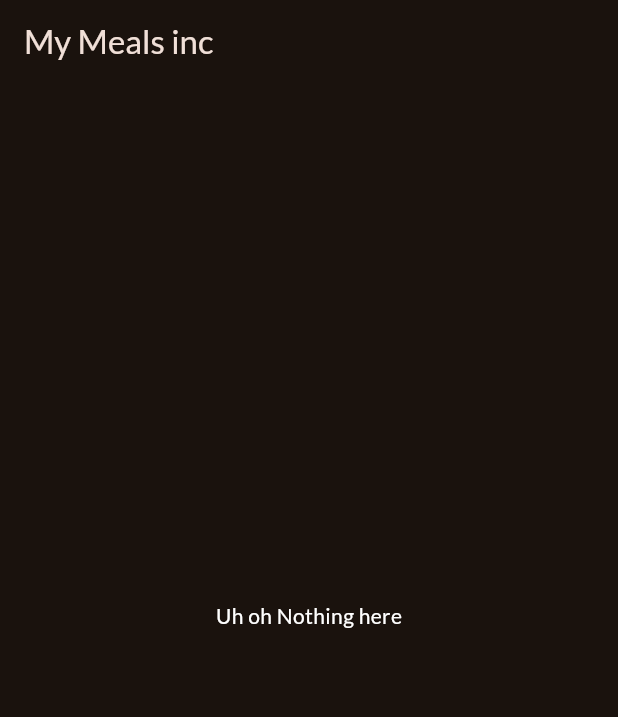
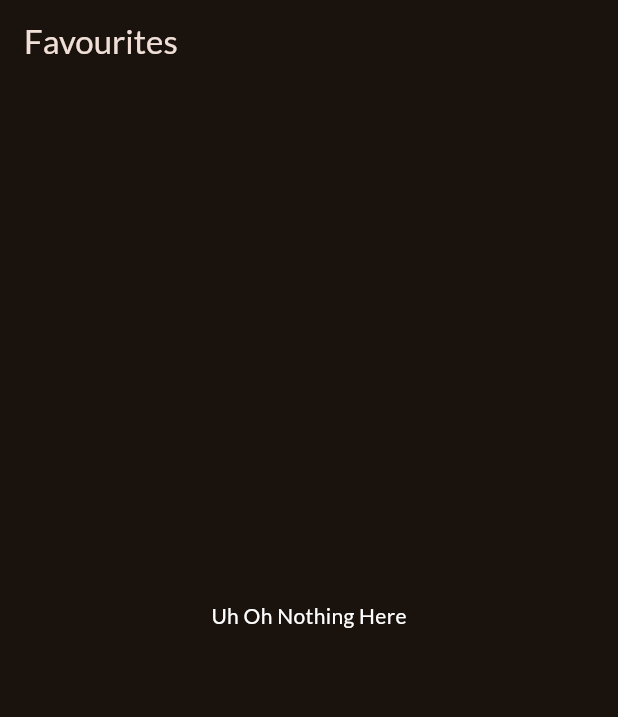
Before and after one commit to adebola-duf/my_meals_app, a Flutter app: the screen it shows after launch, item 2 of the bottom bar chosen, on a phone screen of 412 x 824 dp. Shown: the top 717 px of the screen. Run offline on Flutter 3.47's test engine with Material 3 defaults, Android fonts, the phone set to English and light mode, and no system bars; our stand-ins replace google_fonts, transparent_image.

Commit message:
Created the screens associated with meals and implemented the favouriting feature.

```diff
--- a/lib/main.dart
+++ b/lib/main.dart
@@ -12,9 +12,19 @@ final kTheme = ThemeData(
 );
 void main() {
   runApp(
-     MaterialApp(
+    const MyMealsApp(),
+  );
+}
+
+class MyMealsApp extends StatelessWidget {
+  const MyMealsApp({super.key});
+
+  @override
+  Widget build(BuildContext context) {
+    return MaterialApp(
+      debugShowCheckedModeBanner: false,
       theme: kTheme,
       home: const TabScreen(),
-    ),
-  );
+    );
+  }
 }
--- a/lib/screens/favourites_screen.dart
+++ b/lib/screens/favourites_screen.dart
@@ -1,17 +1,32 @@
 import 'package:flutter/material.dart';
+import 'package:my_meals_app/models/meal.dart';
+import 'package:my_meals_app/widgets/meal_item.dart';
 
 class FavouritesScreen extends StatelessWidget {
-  const FavouritesScreen({super.key});
+  const FavouritesScreen({
+    super.key,
+    required this.favouriteMeals,
+    required this.addOrRemoveAMealToFavourites,
+  });
+
+  final List<Meal> favouriteMeals;
+  final void Function(Meal meal) addOrRemoveAMealToFavourites;
 
   @override
   Widget build(BuildContext context) {
-    return const Center(
-      child: Text(
-        "Uh oh Nothing here",
-        style: TextStyle(
-          color: Color(0xFFFFFFFF),
-        ),
-      ),
-    );
+    return favouriteMeals.isNotEmpty
+        ? ListView.builder(
+            itemCount: favouriteMeals.length,
+            itemBuilder: (ctx, index) => MealItem(
+              meal: favouriteMeals[index],
+              addOrRemoveAMealToFavourites: addOrRemoveAMealToFavourites,
+              favouriteMeals: favouriteMeals,
+            ),
+          )
+        : const Center(
+            child: Text(
+            "Uh Oh Nothing Here",
+            style: TextStyle(color: Colors.white),
+          ));
   }
 }
--- a/lib/screens/tab_screen.dart
+++ b/lib/screens/tab_screen.dart
@@ -1,6 +1,7 @@
 import 'package:flutter/material.dart';
 import 'package:my_meals_app/screens/favourites_screen.dart';
 import 'package:my_meals_app/widgets/categories_grid.dart';
+import 'package:my_meals_app/models/meal.dart';
 
 class TabScreen extends StatefulWidget {
   const TabScreen({super.key});
@@ -12,27 +13,65 @@ class TabScreen extends StatefulWidget {
 class _TabScreenState extends State<TabScreen> {
   int _selectedPageIndex = 0;
 
-  Widget _activePageContent = const CategoriesGrid();
+  String _activePageTitle = "Categories";
+
+  final List<Meal> _favouriteMeals = [];
 
   void _changePage(int index) {
     setState(() {
       _selectedPageIndex = index;
       if (_selectedPageIndex == 0) {
-        _activePageContent = const CategoriesGrid();
+        _activePageTitle = "Categories";
         return;
       }
 
-      _activePageContent = const FavouritesScreen();
+      _activePageTitle = "Favourites";
+    });
+  }
+
+  void _addOrRemoveAMealToFavourites(Meal meal) {
+    ScaffoldMessenger.of(context).clearSnackBars();
+    // to make sure when we unfavourite any meal from the favourites screen, the favourites screen is built again
+    // with the correct favouriteMeals list
+    setState(() {
+      if (_favouriteMeals.contains(meal)) {
+        _favouriteMeals.remove(meal);
+        ScaffoldMessenger.of(context).showSnackBar(
+          SnackBar(
+            content: Text("You have unfavourited ${meal.title}."),
+            duration: const Duration(seconds: 2),
+          ),
+        );
+        return;
+      }
+
+      _favouriteMeals.add(meal);
+      ScaffoldMessenger.of(context).showSnackBar(
+        SnackBar(
+          content: Text("${meal.title} is now a favourite."),
+          duration: const Duration(seconds: 2),
+        ),
+      );
     });
   }
 
   @override
   Widget build(BuildContext context) {
+    Widget activePageContent = _selectedPageIndex == 0
+        ? CategoriesGrid(
+            addOrRemoveAMealToFavourites: _addOrRemoveAMealToFavourites,
+            favouriteMeals: _favouriteMeals,
+          )
+        : FavouritesScreen(
+            addOrRemoveAMealToFavourites: _addOrRemoveAMealToFavourites,
+            favouriteMeals: _favouriteMeals,
+          );
+
     return Scaffold(
       appBar: AppBar(
-        title: const Text("My Meals inc"),
+        title: Text(_activePageTitle),
       ),
-      body: _activePageContent,
+      body: activePageContent,
       bottomNavigationBar: BottomNavigationBar(
         items: const [
           BottomNavigationBarItem(
```
Also changed, not shown: lib/screens/each_meal_screen.dart (added, +128 -0 lines), lib/screens/meals_screen.dart (+12 -10 lines), lib/widgets/categories_grid.dart (+14 -2 lines), lib/widgets/category_grid_item.dart (+7 -0 lines), lib/widgets/meal_item.dart (added, +111 -0 lines), lib/widgets/meal_item_property.dart (added, +30 -0 lines), 1 other file.
